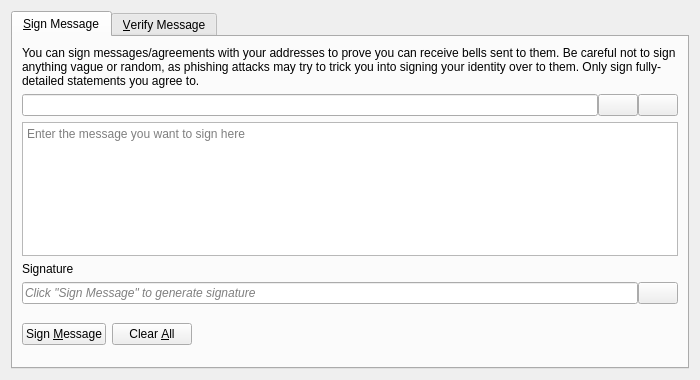
This is src/qt/forms/signverifymessagedialog.ui in Nintondo/bellscoinV3 as Qt 5 draws it before an edit. The edited form follows.
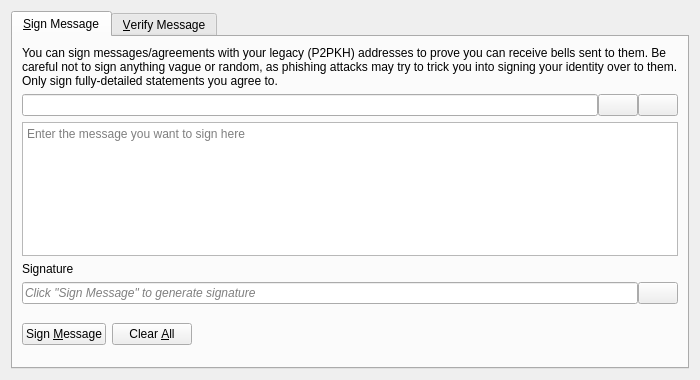
This is the edited form. Icons and pictures are not drawn. Custom widgets are drawn as their Qt base class.

What changed in the file:
```diff
--- a/src/qt/forms/signverifymessagedialog.ui
+++ b/src/qt/forms/signverifymessagedialog.ui
@@ -30,7 +30,7 @@
        <item>
         <widget class="QLabel" name="infoLabel_SM">
          <property name="text">
-          <string>You can sign messages/agreements with your addresses to prove you can receive bells sent to them. Be careful not to sign anything vague or random, as phishing attacks may try to trick you into signing your identity over to them. Only sign fully-detailed statements you agree to.</string>
+          <string>You can sign messages/agreements with your legacy (P2PKH) addresses to prove you can receive bells sent to them. Be careful not to sign anything vague or random, as phishing attacks may try to trick you into signing your identity over to them. Only sign fully-detailed statements you agree to.</string>
          </property>
          <property name="textFormat">
           <enum>Qt::PlainText</enum>
```
